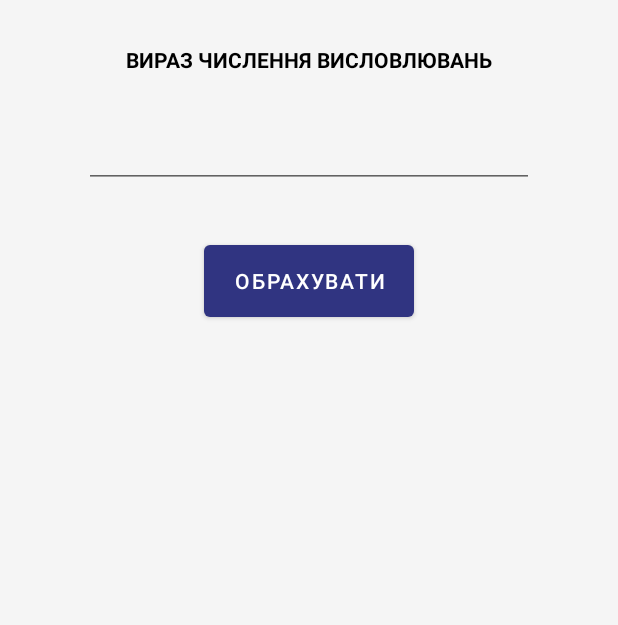
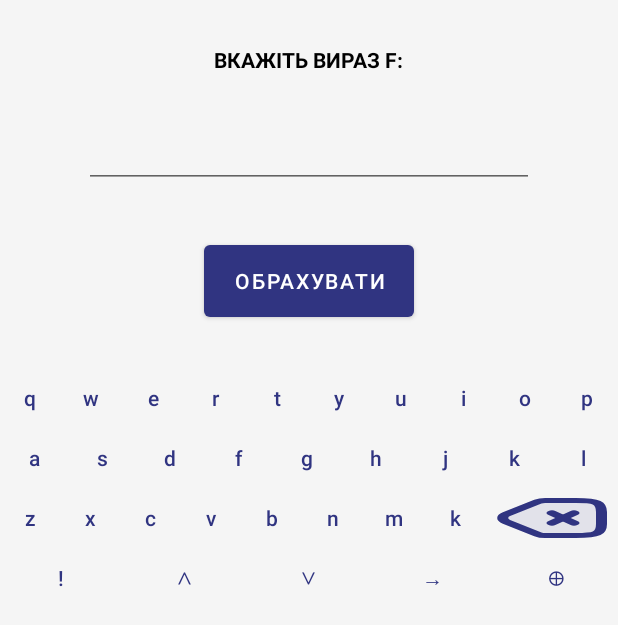
Before and after one commit to Serdiuk-Andrii/DiscMath, an Android app: the LogicFormulaAssistantFragment screen opened through its navigation route, on a phone screen of 412 x 824 dp. Shown: the top 625 px of the screen. Run offline under Robolectric (Android 15) with nearby library versions, the phone set to English and light mode, and no system bars; our stand-ins replace navigation-ui.

```diff
--- a/app/src/main/AndroidManifest.xml
+++ b/app/src/main/AndroidManifest.xml
@@ -18,7 +18,9 @@
             android:windowSoftInputMode="adjustPan"
             android:name=".MainActivity"
             android:configChanges="orientation|screenSize"
-            android:exported="true">
+            android:screenOrientation="portrait"
+            android:exported="true"
+            tools:ignore="LockedOrientationActivity">
             <intent-filter>
                 <action android:name="android.intent.action.MAIN" />
 
--- a/app/src/main/java/com/example/discmath/ui/assistant/logic/LogicFormulaAssistantFragment.kt
+++ b/app/src/main/java/com/example/discmath/ui/assistant/logic/LogicFormulaAssistantFragment.kt
@@ -34,6 +34,7 @@ class LogicFormulaAssistantFragment : Fragment() {
     private lateinit var DNFText: TextView
     private lateinit var truthTableLayout: TableLayout
     private lateinit var calculationResults: View
+    //private lateinit var keyboard: View
 
     // This property is only valid between onCreateView and
     // onDestroyView.
@@ -56,7 +57,33 @@ class LogicFormulaAssistantFragment : Fragment() {
         DNFText = binding.DNFText
         truthTableLayout = binding.logicTruthTable
         calculationResults = binding.logicCalculationResults
+        /*
+        keyboard = binding.logicKeyboard.root
 
+        keyboard.allViews.forEach {
+            if (it is Button) {
+                val text = it.text
+                it.setOnClickListener {
+                    formulaEditText.setText("${formulaEditText.text}${text}")
+                }
+            }
+        }
+
+        formulaEditText.setOnTouchListener { view, event ->
+            val inputManager: InputMethodManager = requireContext().getSystemService(android.content.Context.INPUT_METHOD_SERVICE) as InputMethodManager
+            inputManager.hideSoftInputFromWindow(view.windowToken, InputMethodManager.HIDE_NOT_ALWAYS)
+            if (view == formulaEditText && event.action == MotionEvent.ACTION_DOWN) {
+                formulaEditText.requestFocus()
+                keyboard.toggleVisibility()
+            }
+            view.performClick()
+            true
+        }
+
+        formulaEditText.setOnClickListener {
+
+        }
+        */
         calculateButton.setOnClickListener {
             val expression: String = formulaEditText.text.toString()
             val truthTable: TruthTable = TruthTable.buildTruthTable(expression)
@@ -72,6 +99,8 @@ class LogicFormulaAssistantFragment : Fragment() {
             DNFText.text = DNF
             updateTruthTable(truthTable)
 
+
+
         }
     }
 
@@ -81,6 +110,7 @@ class LogicFormulaAssistantFragment : Fragment() {
         val rowGravity = Gravity.CENTER
         truthTableLayout.removeAllViews()
 
+        truthTable.symbols.add('F')
         val titleRow = TableRow(context)
         titleRow.background = rowBackground
         for (value in truthTable.symbols) {
--- a/app/src/main/java/com/example/discmath/ui/learning/VideoLearningFragment.kt
+++ b/app/src/main/java/com/example/discmath/ui/learning/VideoLearningFragment.kt
@@ -1,5 +1,7 @@
 package com.example.discmath.ui.learning
 
+import android.annotation.SuppressLint
+import android.content.pm.ActivityInfo
 import android.net.Uri
 import android.os.Build
 import android.os.Bundle
@@ -7,6 +9,9 @@ import android.view.*
 import android.widget.TextView
 import android.widget.Toast
 import androidx.activity.OnBackPressedCallback
+import androidx.core.view.WindowCompat
+import androidx.core.view.WindowInsetsCompat
+import androidx.core.view.WindowInsetsControllerCompat
 import androidx.fragment.app.Fragment
 import androidx.navigation.fragment.findNavController
 import androidx.recyclerview.widget.RecyclerView
@@ -37,6 +42,9 @@ fun parseTimestampToTimeInSeconds(timestamp: String): Float {
 }
 
 class VideoLearningFragment : Fragment() {
+
+    // System
+    private lateinit var window: Window
 
     // Network and YouTube
     private val httpClient: OkHttpClient = OkHttpClient()
@@ -100,12 +108,13 @@ class VideoLearningFragment : Fragment() {
         container: ViewGroup?,
         savedInstanceState: Bundle?
     ): View {
+        window = requireActivity().window
         _binding = FragmentLearningVideoBinding.inflate(inflater, container, false)
         youtubeAPIKey = requireActivity().resources.getString(R.string.google_api_key)
         initializeViewData()
         initializeViews()
         requireActivity().onBackPressedDispatcher.addCallback(onBackPressedCallback)
-        //lifecycle.addObserver(videoView)
+        lifecycle.addObserver(videoView)
         return binding.root
     }
 
@@ -140,10 +149,13 @@ class VideoLearningFragment : Fragment() {
                         WindowManager.LayoutParams.FLAG_FULLSCREEN
                     )
                 }
+                hideSystemUI()
+                requireActivity().requestedOrientation = ActivityInfo.SCREEN_ORIENTATION_LANDSCAPE
                 //TODO: fix this
                 Thread.sleep(200)
             }
 
+            @SuppressLint("SourceLockedOrientationActivity")
             override fun onExitFullscreen() {
                 isFullscreen = false
                 toggleViewsVisibility(View.VISIBLE)
@@ -157,9 +169,11 @@ class VideoLearningFragment : Fragment() {
                         WindowManager.LayoutParams.FLAG_FULLSCREEN
                     )
                 }
-
+                showSystemUI()
+                requireActivity().requestedOrientation = ActivityInfo.SCREEN_ORIENTATION_PORTRAIT
                 fullScreenContainer.visibility = View.GONE
                 fullScreenContainer.removeAllViews()
+
             }
 
         })
@@ -303,6 +317,22 @@ class VideoLearningFragment : Fragment() {
         "https://www.googleapis.com/youtube/" +
                 "v3/videos?part=snippet&id=${videoId}&key=${youtubeAPIKey}"
 
+
+    private fun showSystemUI() {
+        WindowCompat.setDecorFitsSystemWindows(window, true)
+        WindowInsetsControllerCompat(window,
+            window.decorView.findViewById(android.R.id.content)).show(WindowInsetsCompat.Type.systemBars())
+    }
+
+    private fun hideSystemUI() {
+        WindowCompat.setDecorFitsSystemWindows(window, false)
+        WindowInsetsControllerCompat(window,
+            window.decorView.findViewById(android.R.id.content)).let { controller ->
+            controller.hide(WindowInsetsCompat.Type.systemBars())
+            controller.systemBarsBehavior = WindowInsetsControllerCompat.BEHAVIOR_SHOW_TRANSIENT_BARS_BY_SWIPE
+        }
+    }
+
     override fun onDestroy() {
         super.onDestroy()
         videoView.release()
--- a/app/src/main/java/com/example/discmath/ui/glide/SimpleAppGlideModule.java
+++ b/app/src/main/java/com/example/discmath/ui/util/glide/SimpleAppGlideModule.java
@@ -1,4 +1,4 @@
-package com.example.discmath.ui.glide;
+package com.example.discmath.ui.util.glide;
 
 import android.content.Context;
 
--- /dev/null
+++ b/app/src/main/res/drawable/backspace.xml
@@ -0,0 +1,14 @@
+<vector android:height="12dp" android:viewportHeight="24"
+    android:viewportWidth="24" android:width="12dp" xmlns:android="http://schemas.android.com/apk/res/android">
+    <path android:fillAlpha="0.1" android:fillColor="#323232"
+        android:pathData="M21,9.648C21,5.82 20.18,5 16.352,5H10.752C10.267,5 9.799,5.176 9.434,5.495L3.72,10.495C2.81,11.292 2.81,12.708 3.72,13.505L9.434,18.505C9.799,18.824 10.267,19 10.752,19H16.352C20.18,19 21,18.18 21,14.352V9.648Z" android:strokeAlpha="0.1"/>
+    <path android:fillColor="#00000000"
+        android:pathData="M21,9.648C21,5.82 20.18,5 16.352,5H10.752C10.267,5 9.799,5.176 9.434,5.495L3.72,10.495C2.81,11.292 2.81,12.708 3.72,13.505L9.434,18.505C9.799,18.824 10.267,19 10.752,19H16.352C20.18,19 21,18.18 21,14.352V9.648Z"
+        android:strokeColor="#323232" android:strokeLineJoin="round" android:strokeWidth="2"/>
+    <path android:fillColor="#00000000" android:pathData="M12,10L16,14"
+        android:strokeColor="#323232" android:strokeLineCap="round"
+        android:strokeLineJoin="round" android:strokeWidth="2"/>
+    <path android:fillColor="#00000000" android:pathData="M16,10L12,14"
+        android:strokeColor="#323232" android:strokeLineCap="round"
+        android:strokeLineJoin="round" android:strokeWidth="2"/>
+</vector>
--- /dev/null
+++ b/app/src/main/res/layout/assistant_logic_keyboard.xml
@@ -0,0 +1,270 @@
+<?xml version="1.0" encoding="utf-8"?>
+<LinearLayout
+    xmlns:android="http://schemas.android.com/apk/res/android"
+    android:layout_width="match_parent"
+    android:layout_height="match_parent"
+    android:orientation="vertical"
+    android:elevation="10dp"
+    >
+
+    <LinearLayout
+        android:layout_width="match_parent"
+        android:layout_height="wrap_content"
+        android:orientation="horizontal"
+        >
+
+        <Button
+            android:layout_width="0dp"
+            android:layout_height="40dp"
+            android:layout_weight="1"
+            android:textAllCaps="false"
+            android:text="q"
+            style="?android:attr/buttonBarButtonStyle" />
+        <Button
+            android:layout_width="0dp"
+            android:layout_height="40dp"
+            android:layout_weight="1"
+            android:textAllCaps="false"
+            android:text="w"
+            style="?android:attr/buttonBarButtonStyle" />
+        <Button
+            android:layout_width="0dp"
+            android:layout_height="40dp"
+            android:layout_weight="1"
+            android:textAllCaps="false"
+            android:text="e"
+            style="?android:attr/buttonBarButtonStyle" />
+        <Button
+            android:layout_width="0dp"
+            android:layout_height="40dp"
+            android:layout_weight="1"
+            android:textAllCaps="false"
+            android:text="r"
+            style="?android:attr/buttonBarButtonStyle" />
+        <Button
+            android:layout_width="0dp"
+            android:layout_height="40dp"
+            android:layout_weight="1"
+            android:textAllCaps="false"
+            android:text="t"
+            style="?android:attr/buttonBarButtonStyle" />
+        <Button
+            android:layout_width="0dp"
+            android:layout_height="40dp"
+            android:layout_weight="1"
+            android:textAllCaps="false"
+            android:text="y"
+            style="?android:attr/buttonBarButtonStyle" />
+        <Button
+            android:layout_width="0dp"
+            android:layout_height="40dp"
+            android:layout_weight="1"
+            android:textAllCaps="false"
+            android:text="u"
+            style="?android:attr/buttonBarButtonStyle" />
+        <Button
+            android:layout_width="0dp"
+            android:layout_height="40dp"
+            android:layout_weight="1"
+            android:textAllCaps="false"
+            android:text="i"
+            style="?android:attr/buttonBarButtonStyle" />
+        <Button
+            android:layout_width="0dp"
+            android:layout_height="40dp"
+            android:layout_weight="1"
+            android:textAllCaps="false"
+            android:text="o"
+            style="?android:attr/buttonBarButtonStyle" />
+        <Button
+            android:layout_width="0dp"
+            android:layout_height="40dp"
+            android:layout_weight="1"
+            android:textAllCaps="false"
+            android:text="p"
+            style="?android:attr/buttonBarButtonStyle" />
+
+    </LinearLayout>
+
+    <LinearLayout
+        android:layout_width="match_parent"
+        android:layout_height="wrap_content"
+        android:orientation="horizontal"
+        >
+
+        <Button
+            android:layout_width="0dp"
+            android:layout_height="40dp"
+            android:layout_weight="1"
+            android:textAllCaps="false"
+            android:text="a"
+            style="?android:attr/buttonBarButtonStyle" />
+        <Button
+            android:layout_width="0dp"
+            android:layout_height="40dp"
+            android:layout_weight="1"
+            android:textAllCaps="false"
+            android:text="s"
+            style="?android:attr/buttonBarButtonStyle" />
+        <Button
+            android:layout_width="0dp"
+            android:layout_height="40dp"
+            android:layout_weight="1"
+            android:textAllCaps="false"
+            android:text="d"
+            style="?android:attr/buttonBarButtonStyle" />
+        <Button
+            android:layout_width="0dp"
+            android:layout_height="40dp"
+            android:layout_weight="1"
+            android:textAllCaps="false"
+            android:text="f"
+            style="?android:attr/buttonBarButtonStyle" />
+        <Button
+            android:layout_width="0dp"
+            android:layout_height="40dp"
+            android:layout_weight="1"
+            android:textAllCaps="false"
+            android:text="g"
+            style="?android:attr/buttonBarButtonStyle" />
+        <Button
+            android:layout_width="0dp"
+            android:layout_height="40dp"
+            android:layout_weight="1"
+            android:textAllCaps="false"
+            android:text="h"
+            style="?android:attr/buttonBarButtonStyle" />
+        <Button
+            android:layout_width="0dp"
+            android:layout_height="40dp"
+            android:layout_weight="1"
+            android:textAllCaps="false"
+            android:text="j"
+            style="?android:attr/buttonBarButtonStyle" />
+        <Button
+            android:layout_width="0dp"
+            android:layout_height="40dp"
+            android:layout_weight="1"
+            android:textAllCaps="false"
+            android:text="k"
+            style="?android:attr/buttonBarButtonStyle" />
+        <Button
+            android:layout_width="0dp"
+            android:layout_height="40dp"
+            android:layout_weight="1"
+            android:textAllCaps="false"
+            android:text="l"
+            style="?android:attr/buttonBarButtonStyle" />
+
+    </LinearLayout>
+
+    <LinearLayout
+        android:layout_width="match_parent"
+        android:layout_height="wrap_content"
+        android:orientation="horizontal"
+        >
+
+        <Button
+            android:layout_width="0dp"
+            android:layout_height="40dp"
+            android:layout_weight="1"
+            android:textAllCaps="false"
+            android:text="z"
+            style="?android:attr/buttonBarButtonStyle" />
+        <Button
+            android:layout_width="0dp"
+            android:layout_height="40dp"
+            android:layout_weight="1"
+            android:textAllCaps="false"
+            android:text="x"
+            style="?android:attr/buttonBarButtonStyle" />
+        <Button
+            android:layout_width="0dp"
+            android:layout_height="40dp"
+            android:layout_weight="1"
+            android:textAllCaps="false"
+            android:text="c"
+            style="?android:attr/buttonBarButtonStyle" />
+        <Button
+            android:layout_width="0dp"
+            android:layout_height="40dp"
+            android:layout_weight="1"
+            android:textAllCaps="false"
+            android:text="v"
+            style="?android:attr/buttonBarButtonStyle" />
+        <Button
+            android:layout_width="0dp"
+            android:layout_height="40dp"
+            android:layout_weight="1"
+            android:textAllCaps="false"
+            android:text="b"
+            style="?android:attr/buttonBarButtonStyle" />
+        <Button
+            android:layout_width="0dp"
+            android:layout_height="40dp"
+            android:layout_weight="1"
+            android:textAllCaps="false"
+            android:text="n"
+            style="?android:attr/buttonBarButtonStyle" />
+        <Button
+            android:layout_width="0dp"
+            android:layout_height="40dp"
+            android:layout_weight="1"
+            android:textAllCaps="false"
+            android:text="m"
+            style="?android:attr/buttonBarButtonStyle" />
+        <Button
+            android:layout_width="0dp"
+            android:layout_height="40dp"
+            android:layout_weight="1"
+            android:textAllCaps="false"
+            android:text="k"
+            style="?android:attr/buttonBarButtonStyle" />
+        <Button
+            android:layout_width="wrap_content"
+            android:layout_height="40dp"
+            android:background="@drawable/backspace"
+            />
+
+    </LinearLayout>
+
+
+    <LinearLayout
+        android:layout_width="match_parent"
+        android:layout_height="wrap_content"
+        android:orientation="horizontal"
+        >
+        <Button
+            android:layout_width="0dp"
+            android:layout_height="40dp"
+            android:layout_weight="1"
+            android:text="!"
+            style="?android:attr/buttonBarButtonStyle" />
+        <Button
+            android:layout_width="0dp"
+            android:layout_height="40dp"
+            android:layout_weight="1"
+            android:text="@string/logic_conjunction"
+            style="?android:attr/buttonBarButtonStyle" />
+        <Button
+            android:layout_width="0dp"
+            android:layout_height="40dp"
+            android:layout_weight="1"
+            android:text="@string/logic_disjunction"
+            style="?android:attr/buttonBarButtonStyle" />
+        <Button
+            android:layout_width="0dp"
+            android:layout_height="40dp"
+            android:layout_weight="1"
+            android:text="@string/logic_implication"
+            style="?android:attr/buttonBarButtonStyle" />
+        <Button
+            android:layout_width="0dp"
+            android:layout_height="40dp"
+            android:layout_weight="1"
+            android:text="⊕"
+            style="?android:attr/buttonBarButtonStyle" />
+
+    </LinearLayout>
+
+</LinearLayout>
--- a/app/src/main/res/layout/fragment_logic_formula_assistant.xml
+++ b/app/src/main/res/layout/fragment_logic_formula_assistant.xml
@@ -8,14 +8,15 @@
     tools:context=".ui.assistant.logic.LogicFormulaAssistantFragment">
 
     <TextView
+        android:id="@+id/textView2"
         android:layout_width="wrap_content"
         android:layout_height="wrap_content"
         android:layout_marginTop="30dp"
         android:labelFor="@id/logic_formula_edit_text"
         android:text="@string/logic_title"
+        android:textAllCaps="true"
+        android:textColor="@color/black"
         android:textStyle="bold"
-        android:textColor="@color/black"
-        android:textAllCaps="true"
         app:layout_constraintEnd_toEndOf="parent"
         app:layout_constraintStart_toStartOf="parent"
         app:layout_constraintTop_toTopOf="parent" />
@@ -133,4 +134,14 @@
 
     </ScrollView>
 
+    <include
+        android:id="@+id/logic_keyboard"
+        layout="@layout/assistant_logic_keyboard"
+        android:layout_width="match_parent"
+        android:layout_height="wrap_content"
+        android:layout_marginTop="120dp"
+        app:layout_constraintEnd_toEndOf="parent"
+        app:layout_constraintStart_toStartOf="parent"
+        app:layout_constraintTop_toBottomOf="@+id/logic_formula_edit_text" />
+
 </androidx.constraintlayout.widget.ConstraintLayout>
--- a/app/src/main/res/values/strings.xml
+++ b/app/src/main/res/values/strings.xml
@@ -7,7 +7,7 @@
 
     <string name="videoOptionTitle">Подивитися в записі</string>
     <string name="pdfTypeTitle">Переглянути в PDF</string>
-    <string name="pdf_icon_description">PDF icon</string>
+    <string name="pdf_icon_description">PDF</string>
     <string name="video_icon_description">Значок відео</string>
     <string name="training_encouragement">Тренуйся!</string>
     <string name="start_training_button_text">Розпочати</string>
@@ -47,7 +47,7 @@
     <!-- TODO: Remove or change this placeholder text -->
     <string name="hello_blank_fragment">Hello blank fragment</string>
     <string name="logic_calculate_button">Обрахувати</string>
-    <string name="logic_title">Вираз числення висловлювань</string>
+    <string name="logic_title">Вкажіть вираз F:</string>
     <string name="logic_CNF_title">КНФ</string>
     <string name="logic_DNF_title">ДНФ</string>
     <string name="graph_theory_modify_option_description">Режим редагування</string>
@@ -55,4 +55,7 @@
     <string name="graph_theory_edge_option_description">Режим додавання ребер</string>
     <string name="timestamps_absent_text">Це відео не має таймкодів</string>
     <string name="timestamps_network_error">Помилка мережі, спробуйте ще раз</string>
+    <string name="logic_conjunction">∧</string>
+    <string name="logic_disjunction">∨</string>
+    <string name="logic_implication">→</string>
 </resources>
```
